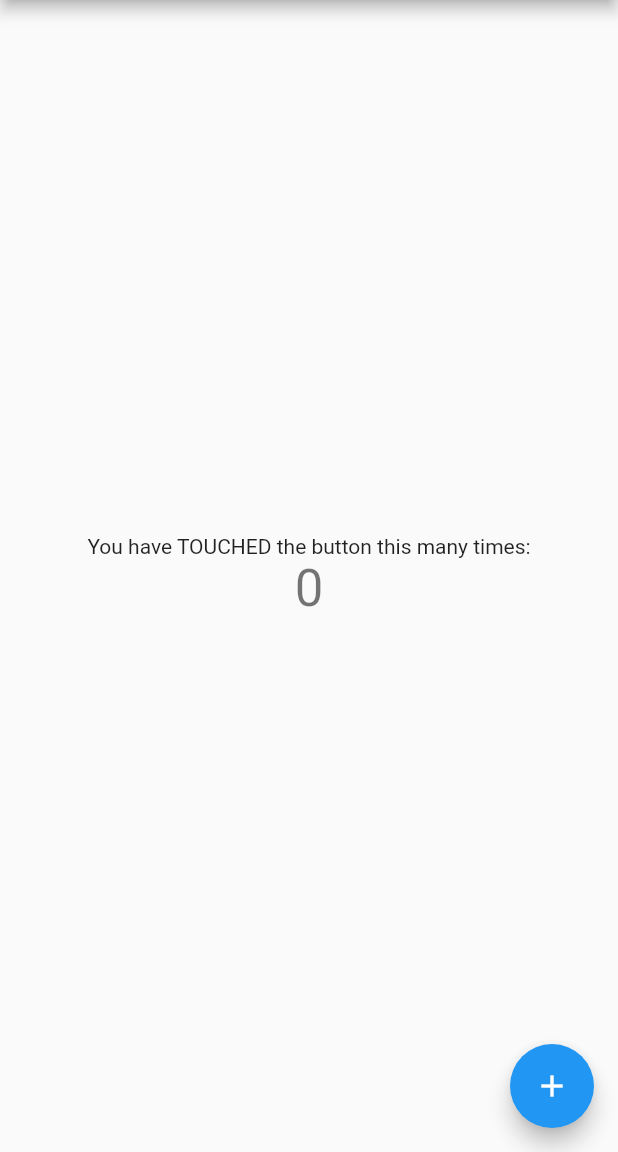
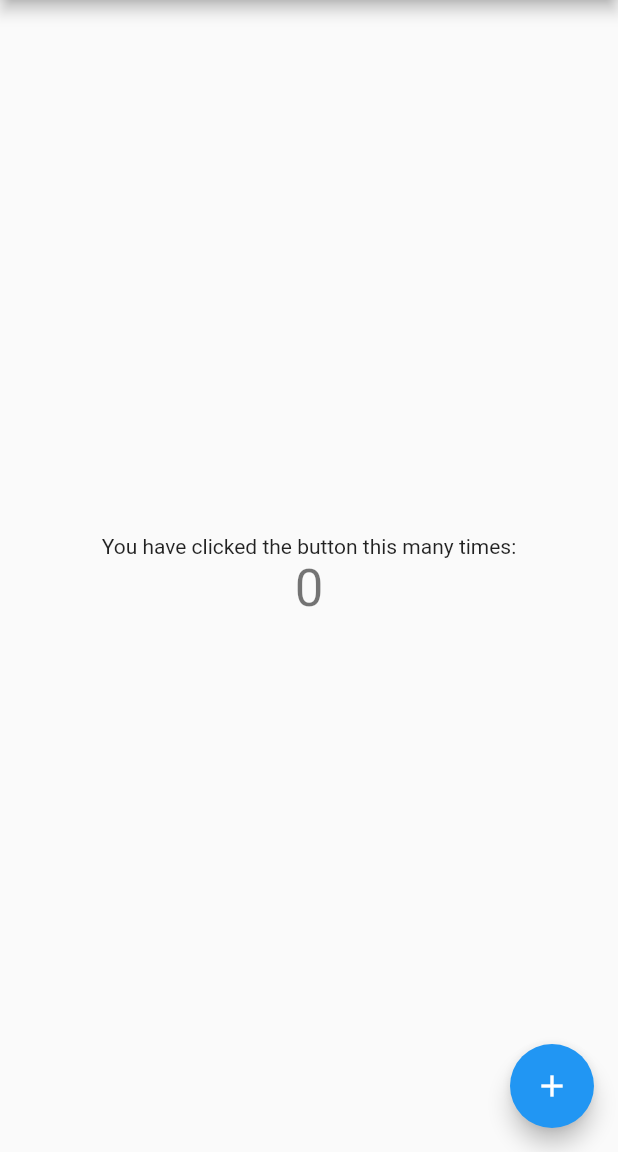
Before and after one commit to vinidalbem/flutter_app, a Flutter app: the screen it shows after launch, on a phone screen of 412 x 824 dp, the part 84-1236 px from its top. Run offline on Flutter 3.47's test engine with Material 2 defaults, Android fonts, the phone set to English and light mode, and no system bars.

Commit message:
commit test

```diff
--- a/lib/main.dart
+++ b/lib/main.dart
@@ -98,7 +98,7 @@ class _MyHomePageState extends State<MyHomePage> {
           mainAxisAlignment: MainAxisAlignment.center,
           children: <Widget>[
             Text(
-              'You have TOUCHED the button this many times:',
+              'You have clicked the button this many times:',
             ),
             Text(
               '$_counter',
```
